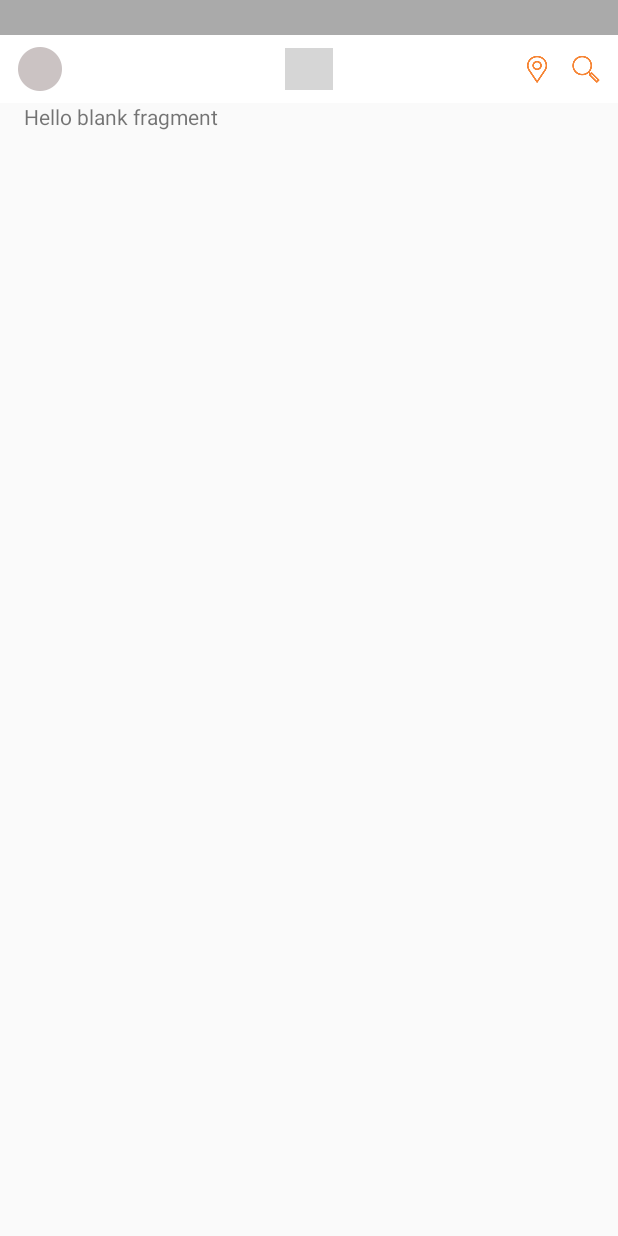
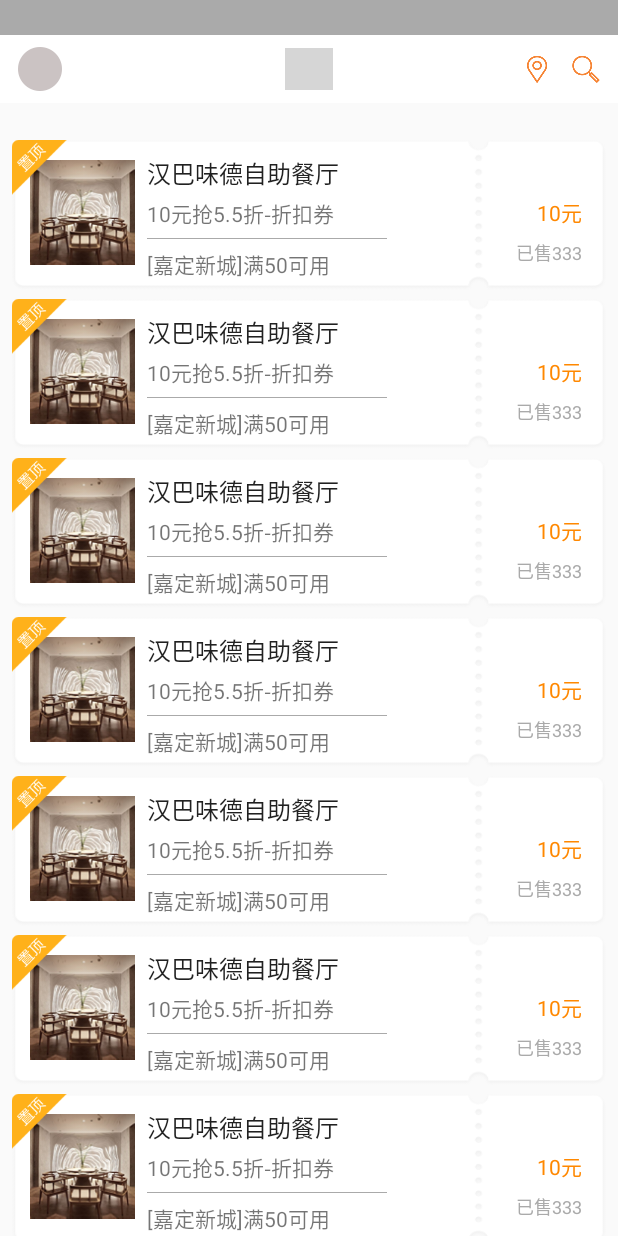
Before and after one commit to wbyinchuan/ZhuanDians, an Android app: the screen it shows after launch (MainActivityWithDrawer), on a phone screen of 412 x 824 dp. Run offline under Robolectric (Android 15) with nearby library versions, the phone set to English and light mode, and no system bars; our stand-ins replace ButterKnife; libraries missing offline, so code that uses them is left out: com.daimajia.slider, com.flyco.tablayout; plain views replace SegmentTabLayout; 14 statements that could not run were skipped; grey boxes are pictures that could not be loaded.

Commit message:
imageslider erro

```diff
--- a/app/src/main/java/example/com/zhuandian/ContentFragment.java
+++ b/app/src/main/java/example/com/zhuandian/ContentFragment.java
@@ -2,31 +2,33 @@ package example.com.zhuandian;
 
 
 import android.os.Bundle;
+import android.support.annotation.LayoutRes;
 import android.support.v4.app.Fragment;
+import android.support.v7.widget.LinearLayoutManager;
+import android.support.v7.widget.RecyclerView;
 import android.view.LayoutInflater;
 import android.view.View;
 import android.view.ViewGroup;
+import android.widget.TextView;
 
+import com.baronzhang.android.library.adapter.BaseRecyclerViewAdapter;
+import com.daimajia.slider.library.Animations.DescriptionAnimation;
+import com.daimajia.slider.library.SliderLayout;
+import com.daimajia.slider.library.SliderTypes.BaseSliderView;
+import com.daimajia.slider.library.SliderTypes.DefaultSliderView;
 
-/**
- * A simple {@link Fragment} subclass.
- * Use the {@link ContentFragment#newInstance} factory method to
- * create an instance of this fragment.
- */
+import java.util.HashMap;
+
 public class ContentFragment extends Fragment {
-    // the fragment initialization parameters, e.g. ARG_ITEM_NUMBER
+
     private static final String ARG_PARAM1 = "param1";
 
     private String mParam1;
+    private View SliderView;
 
     public ContentFragment() {
-        // Required empty public constructor
     }
 
-    /**
-     * @param param1 Parameter 1.
-     * @return A new instance of fragment ContentFragment.
-     */
     public static ContentFragment newInstance(String param1) {
         ContentFragment fragment = new ContentFragment();
         Bundle args = new Bundle();
@@ -46,8 +48,104 @@ public class ContentFragment extends Fragment {
     @Override
     public View onCreateView(LayoutInflater inflater, ViewGroup container,
                              Bundle savedInstanceState) {
-        // Inflate the layout for this fragment
-        return inflater.inflate(R.layout.fragment_content, container, false);
+        SliderView = getViewFromId(R.layout.slider_layout,container);
+
+        View view= inflater.inflate(R.layout.fragment_content, container, false);
+        RecyclerView recyclerView = (RecyclerView) view.findViewById(R.id.recycler_view);
+        LinearLayoutManager layoutManager = new LinearLayoutManager(getContext());
+        recyclerView.setLayoutManager(layoutManager);
+        MyAdapter myAdapter = new MyAdapter();
+        recyclerView.setAdapter(myAdapter);
+        myAdapter.setOnItemClickListener((parent, view1, position, id) -> {});
+        return view;
     }
 
+    private View getViewFromId(@LayoutRes int layout, ViewGroup parent) {
+        return LayoutInflater.from(getContext()).inflate(layout, parent, false);
+    }
+
+    class MyAdapter extends BaseRecyclerViewAdapter {
+
+        private static final int HEADER_TYPE = 0;
+        private static final int NORMAL_TYPE = 1;
+
+        @Override
+        public int getItemViewType(int position) {
+            switch (position) {
+                case 0:
+                    return HEADER_TYPE;
+                default:
+                    return NORMAL_TYPE;
+
+            }
+        }
+
+
+        @Override
+        public RecyclerView.ViewHolder onCreateViewHolder(ViewGroup parent, int viewType) {
+
+            switch (viewType) {
+                case HEADER_TYPE:
+                    initSlider(SliderView);
+                    return new IViewHolder(new TextView(getContext()));
+                case NORMAL_TYPE:
+                    View item = getViewFromId(R.layout.item_youhui, parent);
+                    return new IViewHolder(item);
+                default:
+                    throw new IllegalArgumentException("");
+            }
+
+        }
+
+        private void initSlider(View view) {
+            SliderLayout sliderLayout = (SliderLayout) view.findViewById(R.id.slider);
+            HashMap<String,Integer> file_maps = new HashMap<>();
+            file_maps.put("Hannibal",R.drawable.banner);
+            file_maps.put("Big Bang Theory",R.drawable.coupon_item_icon);
+            file_maps.put("House of Cards",R.drawable.share_item);
+            for (String key : file_maps.keySet()) {
+                DefaultSliderView sliderView = new DefaultSliderView(getContext());
+                // initialize a SliderLayout
+                sliderView
+                        .description(key)
+                        .image(file_maps.get(key))
+                        .setScaleType(BaseSliderView.ScaleType.Fit)
+                        .setOnSliderClickListener(slider -> {
+                            //SliderClick
+                        });
+
+                //add your extra information
+                sliderView.bundle(new Bundle());
+                sliderView.getBundle()
+                        .putString("extra",key);
+
+                sliderLayout.addSlider(sliderView);
+            }
+            sliderLayout.setPresetTransformer(SliderLayout.Transformer.Accordion);
+            sliderLayout.setPresetIndicator(SliderLayout.PresetIndicators.Center_Bottom);
+            sliderLayout.setCustomAnimation(new DescriptionAnimation());
+            sliderLayout.setDuration(4000);
+            sliderLayout.addOnPageChangeListener(null);
+
+        }
+
+        @Override
+        public void onBindViewHolder(RecyclerView.ViewHolder holder, int position) {
+
+        }
+
+        @Override
+        public int getItemCount() {
+            return 10;
+        }
+
+    }
+
+    static class IViewHolder extends RecyclerView.ViewHolder {
+        public IViewHolder(View itemView) {
+            super(itemView);
+        }
+    }
+
+
 }
--- a/app/src/main/java/example/com/zhuandian/MainActivityWithDrawer.java
+++ b/app/src/main/java/example/com/zhuandian/MainActivityWithDrawer.java
@@ -36,7 +36,7 @@ public class MainActivityWithDrawer extends ToolBarWithDrawerBaseActivity {
     @BindView(R.id.bt_op_nav)
     ImageView bt_op_nav;
     private ArrayList<Fragment> mFragments = new ArrayList<>();
-    String[] titles = {"优惠", "分享", "任务"};
+    String[] titles = {"优惠", "分享"};
     @Override
     protected void onCreate(Bundle savedInstanceState) {
         super.onCreate(savedInstanceState);
--- a/app/src/main/res/layout/content_main.xml
+++ b/app/src/main/res/layout/content_main.xml
@@ -6,10 +6,6 @@
     android:id="@+id/content_main"
     android:layout_width="match_parent"
     android:layout_height="match_parent"
-    android:paddingLeft="@dimen/activity_horizontal_margin"
-    android:paddingRight="@dimen/activity_horizontal_margin"
-    android:paddingTop="0dp"
-    android:paddingBottom="@dimen/activity_vertical_margin"
     app:layout_behavior="@string/appbar_scrolling_view_behavior"
     tools:context="example.com.zhuandian.MainActivityWithDrawer">
 
--- a/app/src/main/res/layout/fragment_content.xml
+++ b/app/src/main/res/layout/fragment_content.xml
@@ -2,12 +2,10 @@
     xmlns:tools="http://schemas.android.com/tools"
     android:layout_width="match_parent"
     android:layout_height="match_parent"
+    xmlns:custom="http://schemas.android.com/apk/res-auto"
     tools:context="example.com.zhuandian.ContentFragment">
-
-    <!-- TODO: Update blank fragment layout -->
-    <TextView
+    <android.support.v7.widget.RecyclerView
+        android:id="@+id/recycler_view"
         android:layout_width="match_parent"
-        android:layout_height="match_parent"
-        android:text="@string/hello_blank_fragment" />
-
+        android:layout_height="wrap_content"/>
 </FrameLayout>
--- /dev/null
+++ b/app/src/main/res/layout/item_youhui.xml
@@ -0,0 +1,110 @@
+<?xml version="1.0" encoding="utf-8"?>
+<android.support.constraint.ConstraintLayout xmlns:android="http://schemas.android.com/apk/res/android"
+    xmlns:app="http://schemas.android.com/apk/res-auto"
+    xmlns:tools="http://schemas.android.com/tools"
+    android:orientation="vertical"
+    android:layout_width="match_parent"
+    android:background="@drawable/bg_coupon"
+    android:layout_marginTop="6dp"
+    android:layout_marginLeft="8dp"
+    android:layout_marginRight="8dp"
+    android:layout_height="100dp">
+
+    <ImageView
+        android:layout_width="70dp"
+        android:layout_height="70dp"
+        app:srcCompat="@drawable/coupon_item_icon"
+        android:id="@+id/iv_des"
+        android:layout_marginTop="4dp"
+        app:layout_constraintTop_toTopOf="parent"
+        android:layout_marginStart="12dp"
+        app:layout_constraintLeft_toLeftOf="parent"
+        android:layout_marginLeft="12dp"
+        app:layout_constraintBottom_toBottomOf="parent"
+        android:layout_marginBottom="8dp" />
+
+    <ImageView
+        android:layout_width="wrap_content"
+        android:layout_height="wrap_content"
+        app:srcCompat="@drawable/to_top"
+        android:id="@+id/iv_label"
+        app:layout_constraintTop_toTopOf="parent"
+        app:layout_constraintLeft_toLeftOf="parent" />
+
+    <TextView
+        android:text="汉巴味德自助餐厅"
+        android:textSize="16sp"
+        android:layout_width="wrap_content"
+        android:layout_height="wrap_content"
+        android:id="@+id/tv_canting"
+        android:textAppearance="@style/TextAppearance.AppCompat"
+        android:layout_marginStart="8dp"
+        app:layout_constraintLeft_toRightOf="@+id/iv_des"
+        android:layout_marginLeft="8dp"
+        android:layout_marginTop="10dp"
+        app:layout_constraintTop_toTopOf="parent" />
+
+    <TextView
+        android:text="10元抢5.5折-折扣券"
+        android:layout_width="wrap_content"
+        android:layout_height="wrap_content"
+        android:id="@+id/tv_zhekou"
+        android:layout_marginTop="4dp"
+        app:layout_constraintTop_toBottomOf="@+id/tv_canting"
+        android:layout_marginStart="8dp"
+        app:layout_constraintLeft_toRightOf="@+id/iv_des"
+        android:layout_marginLeft="8dp" />
+
+    <TextView
+        android:background="#aaa"
+        android:layout_width="160dp"
+        android:layout_height="1px"
+        android:id="@+id/v_line"
+        android:layout_marginTop="6dp"
+        app:layout_constraintTop_toBottomOf="@+id/tv_zhekou"
+        android:layout_marginStart="8dp"
+        app:layout_constraintLeft_toRightOf="@+id/iv_des"
+        android:layout_marginLeft="8dp" />
+
+    <TextView
+        android:text="10元"
+        android:textColor="@android:color/holo_orange_dark"
+        android:layout_width="wrap_content"
+        android:layout_height="wrap_content"
+        android:id="@+id/tv_price"
+        android:layout_marginEnd="16dp"
+        app:layout_constraintRight_toRightOf="parent"
+        android:layout_marginRight="16dp"
+        android:layout_marginTop="16dp"
+        app:layout_constraintTop_toTopOf="parent"
+        app:layout_constraintBottom_toBottomOf="parent"
+        android:layout_marginBottom="16dp"
+        app:layout_constraintVertical_bias="0.45" />
+
+    <TextView
+        android:text="已售333"
+        android:textSize="12sp"
+        android:textColor="@android:color/darker_gray"
+        android:layout_width="wrap_content"
+        android:layout_height="wrap_content"
+        android:id="@+id/tv_chushou"
+        app:layout_constraintBottom_toBottomOf="parent"
+        android:layout_marginBottom="16dp"
+        android:layout_marginEnd="16dp"
+        app:layout_constraintRight_toRightOf="parent"
+        android:layout_marginRight="16dp" />
+
+    <TextView
+        android:layout_width="wrap_content"
+        android:layout_height="wrap_content"
+        android:id="@+id/tv_dizhi"
+        android:layout_marginStart="8dp"
+        app:layout_constraintLeft_toRightOf="@+id/iv_des"
+        android:layout_marginLeft="8dp"
+        android:layout_marginTop="6dp"
+        app:layout_constraintTop_toBottomOf="@+id/v_line"
+        app:layout_constraintBottom_toBottomOf="parent"
+        android:layout_marginBottom="10dp"
+        android:text="[嘉定新城]满50可用"
+        app:layout_constraintVertical_bias="0.0" />
+</android.support.constraint.ConstraintLayout>
--- a/app/src/main/res/layout/main_toolbar.xml
+++ b/app/src/main/res/layout/main_toolbar.xml
@@ -20,7 +20,7 @@
         tl:tl_bar_color="#ffffff"
         tl:tl_indicator_color="@android:color/holo_orange_dark"
         tl:tl_indicator_corner_radius="8dp"
-        tl:tl_tab_padding="10dp"/>
+        tl:tl_tab_padding="20dp"/>
 
     <LinearLayout
         android:layout_width="wrap_content"
--- /dev/null
+++ b/app/src/main/res/layout/slider_layout.xml
@@ -0,0 +1,12 @@
+<?xml version="1.0" encoding="utf-8"?>
+
+<com.daimajia.slider.library.SliderLayout
+    xmlns:android="http://schemas.android.com/apk/res/android"
+    xmlns:custom="http://schemas.android.com/apk/res-auto"
+    android:id="@+id/slider"
+    android:layout_width="match_parent"
+    android:layout_height="200dp"
+    custom:auto_cycle="true"
+    custom:indicator_visibility="visible"
+    custom:pager_animation="Accordion"
+    custom:pager_animation_span="1100" />
```
Also changed, not shown: app/src/main/res/drawable/bg_coupon.9.png.
